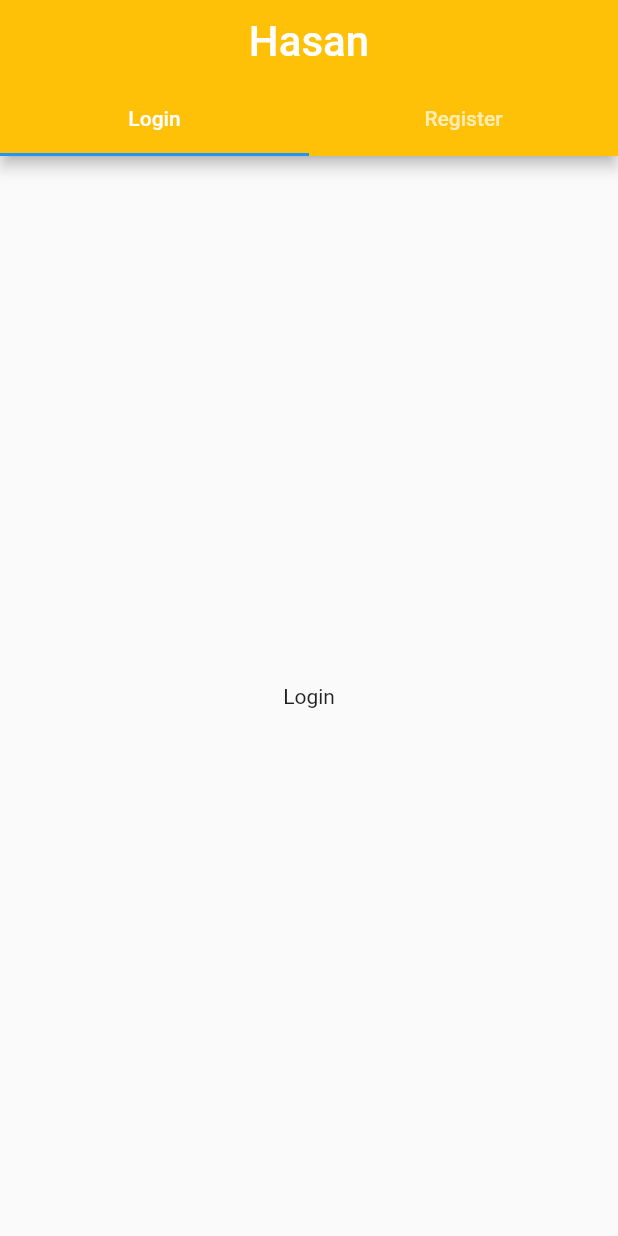
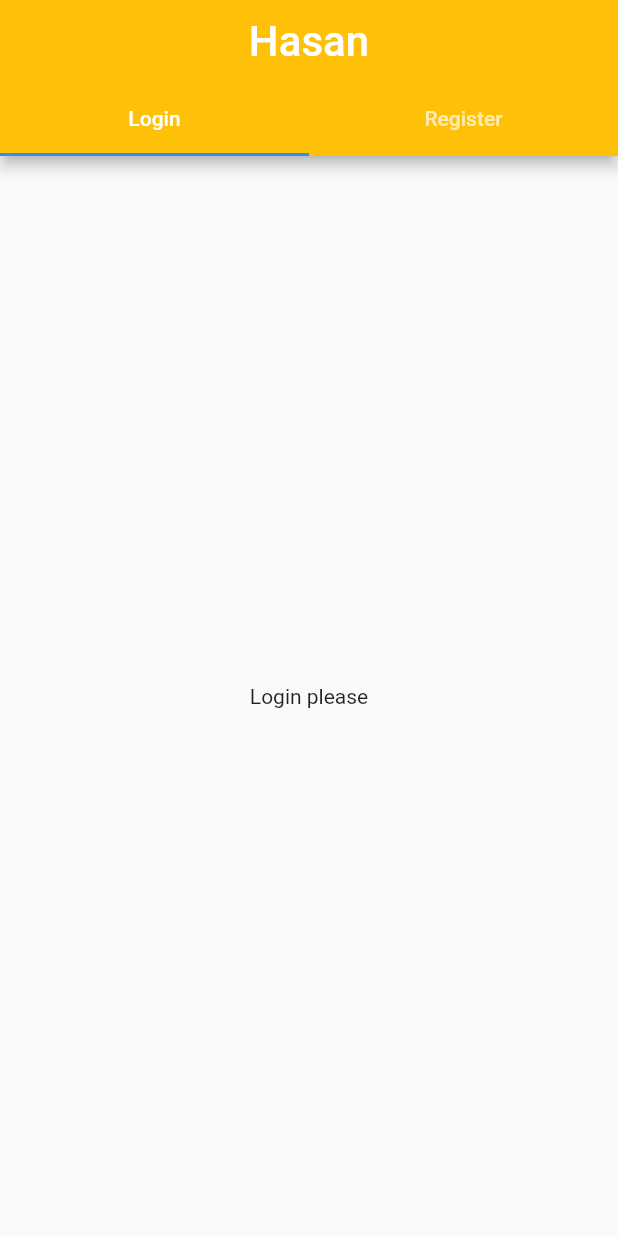
Before and after one commit to nouman1213/test, a Flutter app: the screen it shows after launch, on a phone screen of 412 x 824 dp. Run offline on Flutter 3.47's test engine with Material 2 defaults, Android fonts, the phone set to English and light mode, and no system bars.

Commit message:
second commit

```diff
--- a/lib/login.dart
+++ b/lib/login.dart
@@ -11,7 +11,7 @@ class _loginState extends State<login> {
   @override
   Widget build(BuildContext context) {
     return Container(
-      child: Center(child: (Text("Login"))),
+      child: Center(child: (Text("Login please"))),
     );
   }
 }
```
